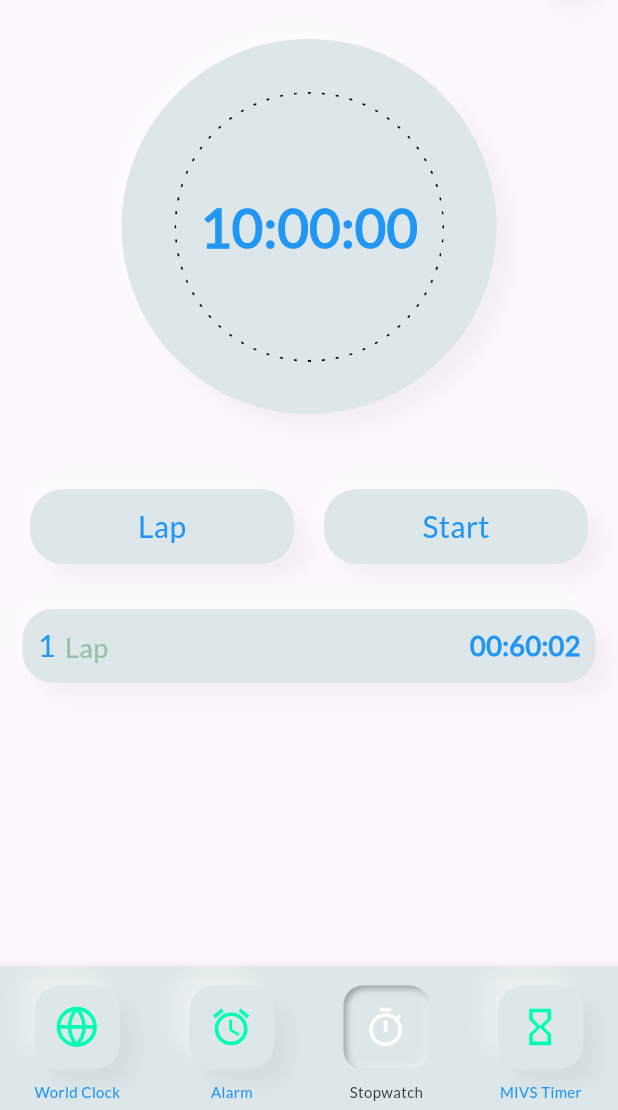
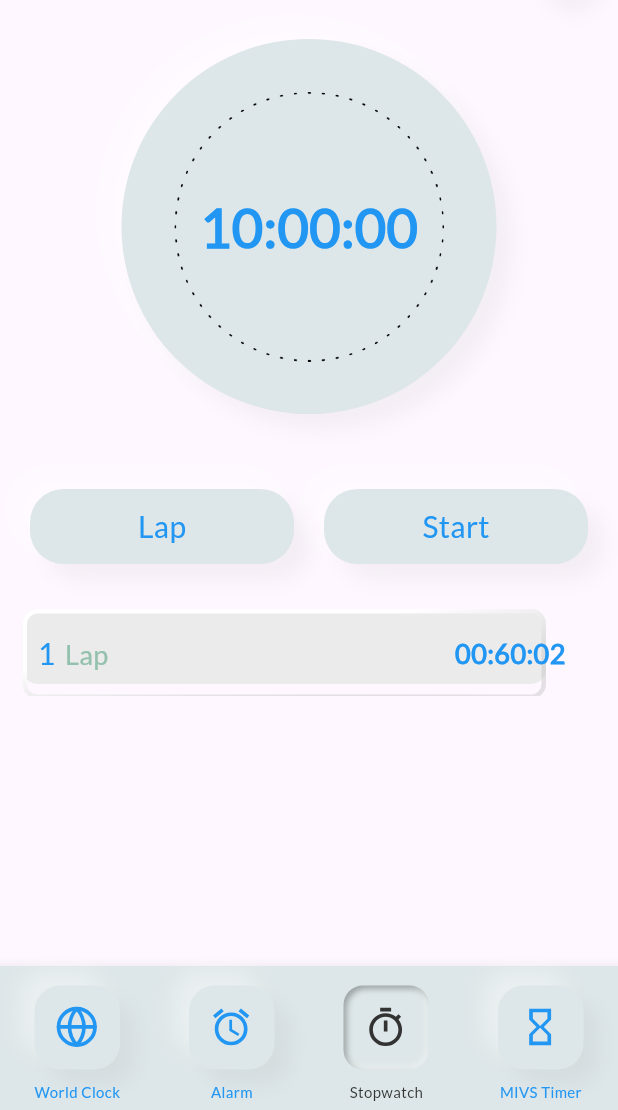
Before and after one commit to thecompletesoftech/alarmclock, a Flutter app: the NewBottomNavigator screen opened directly, item 3 of the bottom bar chosen, on a phone screen of 412 x 824 dp, the part 126-1236 px from its top. Run offline on Flutter 3.47's test engine with Material 3 defaults, Android fonts, the phone set to English and light mode, and no system bars; our stand-ins replace analog_clock, carousel_slider, dots_indicator, flutter_neumorphic_plus, flutter_svg, get and 1 more.

Commit message:
Bottom icons color, background of card

```diff
--- a/lib/Config/Import.dart
+++ b/lib/Config/Import.dart
@@ -27,3 +27,6 @@ export 'package:clockalarm/View/alarm/Alarmhome.dart';
 export 'package:clockalarm/View/MIVSTimer/MIVSTime.dart';
 export 'package:clockalarm/View/Auth/Profile/Profile.dart';
 export 'package:clockalarm/View/Auth/SignUp/View/SignUp.dart';
+export 'package:clockalarm/Config/SvgString.dart';
+export 'package:flutter_svg/flutter_svg.dart';
+export 'package:clockalarm/Widgets/CardBackground.dart';
--- a/lib/Config/SvgString.dart
+++ b/lib/Config/SvgString.dart
@@ -42,3 +42,26 @@ final inactivetimersvg =
 <path d="M7.54248 2.51416V10.0567H7.55505L7.54248 10.0692L12.5708 15.085L7.54248 20.1133L7.55505 20.1259H7.54248V27.6558H22.6275V20.1259H22.6149L22.6275 20.1133L17.5991 15.085L22.6275 10.0692L22.6149 10.0567H22.6275V2.51416H7.54248ZM20.1133 20.7419V25.1417H10.0566V20.7419L15.085 15.7135L20.1133 20.7419ZM15.085 14.4565L10.0566 9.42812V5.02833H20.1133V9.42812L15.085 14.4565Z" fill="white"/>
 </svg>
 ''';
+final cardbackground= '''<svg width="357" height="58" viewBox="0 0 357 58" fill="none" xmlns="http://www.w3.org/2000/svg">
+<g filter="url(#filter0_d_53_593)">
+<rect width="349" height="50" rx="10" fill="#EBEBEB"/>
+<rect x="1.5" y="1.5" width="346" height="57" rx="8.5" stroke="url(#paint0_linear_53_593)" stroke-width="3"/>
+</g>
+<defs>
+<filter id="filter0_d_53_593" x="0" y="0" width="357" height="58" filterUnits="userSpaceOnUse" color-interpolation-filters="sRGB">
+<feFlood flood-opacity="0" result="BackgroundImageFix"/>
+<feColorMatrix in="SourceAlpha" type="matrix" values="0 0 0 0 0 0 0 0 0 0 0 0 0 0 0 0 0 0 127 0" result="hardAlpha"/>
+<feOffset dx="4" dy="4"/>
+<feGaussianBlur stdDeviation="2"/>
+<feComposite in2="hardAlpha" operator="out"/>
+<feColorMatrix type="matrix" values="0 0 0 0 1 0 0 0 0 1 0 0 0 0 1 0 0 0 0.5 0"/>
+<feBlend mode="darken" in2="BackgroundImageFix" result="effect1_dropShadow_53_593"/>
+<feBlend mode="normal" in="SourceGraphic" in2="effect1_dropShadow_53_593" result="shape"/>
+</filter>
+<linearGradient id="paint0_linear_53_593" x1="241.615" y1="4.05406" x2="257.033" y2="104.695" gradientUnits="userSpaceOnUse">
+<stop stop-color="white"/>
+<stop offset="1" stop-color="#8D8D8D" stop-opacity="0"/>
+</linearGradient>
+</defs>
+</svg>
+''';
--- a/lib/View/BottomNavigation/BottomNavigation.dart
+++ b/lib/View/BottomNavigation/BottomNavigation.dart
@@ -1,7 +1,5 @@
 import 'package:clockalarm/Config/Import.dart';
 import 'package:clockalarm/Config/SvgString.dart';
-
-
 
 import 'package:flutter_svg/flutter_svg.dart';
 
@@ -71,6 +69,7 @@ class New_BottomNavigatorState extends State<NewBottomNavigator> {
                   child: Center(
                     child: SvgPicture.string(
                       internetsvg,
+                      color: NeumorphicTheme.accentColor(context),
                       height: 30.0,
                     ),
                   ),
@@ -89,6 +88,9 @@ class New_BottomNavigatorState extends State<NewBottomNavigator> {
                     child: Center(
                       child: SvgPicture.string(
                         inactiveinternetsvg,
+                        color: NeumorphicTheme.isUsingDark(context)
+                            ? mycolor().lightWhite
+                            : mycolor().lightBlack,
                         height: 30.0,
                       ),
                     ),
@@ -110,6 +112,7 @@ class New_BottomNavigatorState extends State<NewBottomNavigator> {
                   child: Center(
                     child: SvgPicture.string(
                       alarmsvg,
+                      color: NeumorphicTheme.accentColor(context),
                       height: 30.0,
                     ),
                   ),
@@ -128,6 +131,9 @@ class New_BottomNavigatorState extends State<NewBottomNavigator> {
                     child: Center(
                       child: SvgPicture.string(
                         inactivealarmsvg,
+                        color: NeumorphicTheme.isUsingDark(context)
+                            ? mycolor().lightWhite
+                            : mycolor().lightBlack,
                         height: 30.0,
                       ),
                     ),
@@ -149,6 +155,7 @@ class New_BottomNavigatorState extends State<NewBottomNavigator> {
                   child: Center(
                     child: SvgPicture.string(
                       stopwatchsvg,
+                      color: NeumorphicTheme.accentColor(context),
                       height: 30.0,
                     ),
                   ),
@@ -167,6 +174,9 @@ class New_BottomNavigatorState extends State<NewBottomNavigator> {
                     child: Center(
                       child: SvgPicture.string(
                         inactivestopwatchsvg,
+                        color: NeumorphicTheme.isUsingDark(context)
+                            ? mycolor().lightWhite
+                            : mycolor().lightBlack,
                         height: 30.0,
                       ),
                     ),
@@ -188,6 +198,7 @@ class New_BottomNavigatorState extends State<NewBottomNavigator> {
                   child: Center(
                     child: SvgPicture.string(
                       timersvg,
+                      color: NeumorphicTheme.accentColor(context),
                       height: 30.0,
                     ),
                   ),
@@ -206,6 +217,9 @@ class New_BottomNavigatorState extends State<NewBottomNavigator> {
                     child: Center(
                       child: SvgPicture.string(
                         inactivetimersvg,
+                        color: NeumorphicTheme.isUsingDark(context)
+                            ? mycolor().lightWhite
+                            : mycolor().lightBlack,
                         height: 30.0,
                       ),
                     ),
--- a/lib/View/alarm/Alarmhome.dart
+++ b/lib/View/alarm/Alarmhome.dart
@@ -48,7 +48,7 @@ class _AlarmHomeState extends State<AlarmHome> {
                   time: '6:45',
                   showswitchorsubtile: true,
                   subtitle: "",
-                ).paddingOnly(bottom: 10, top: 10);
+                ).paddingOnly(bottom: 10, top: 5);
               },
             )
           ],
--- /dev/null
+++ b/lib/Widgets/CardBackground.dart
@@ -0,0 +1,37 @@
+import '../Config/Import.dart';
+
+class CardBackground extends StatelessWidget {
+  final child;
+  const CardBackground({super.key, this.child});
+
+  @override
+  Widget build(BuildContext context) {
+    double baseWidth = 390;
+    double fem = MediaQuery.of(context).size.width / baseWidth;
+    return NeumorphicTheme.isUsingDark(context)
+        ? Container(
+            padding: EdgeInsets.symmetric(horizontal: 10, vertical: 10),
+            width: MediaQuery.of(context).size.width,
+            decoration: Utils().decoration(
+                cntx: context,
+                isdark: NeumorphicTheme.isUsingDark(context),
+                radius: 18.0 * fem),
+            child: child,
+          )
+        : Stack(
+            children: [
+              SvgPicture.string(
+                cardbackground,
+              ),
+              Align(
+                alignment: Alignment.center,
+                child: Container(
+                  padding: EdgeInsets.only(left: 10, right: 20, top: 15),
+                  width: MediaQuery.of(context).size.width,
+                  child: child,
+                ),
+              )
+            ],
+          );
+  }
+}
--- a/lib/Widgets/alarmcard.dart
+++ b/lib/Widgets/alarmcard.dart
@@ -34,14 +34,7 @@ class AlramCard extends StatelessWidget {
       onTap: (() {
         ontapcard!();
       }),
-      child: Container(
-        padding: EdgeInsets.symmetric(horizontal: 10,vertical: 10),
-        // padding: EdgeInsets.fromLTRB(23 * fem, 13 * fem, 22 * fem, 13 * fem),
-        width: MediaQuery.of(context).size.width,
-        decoration: Utils().decoration(
-            cntx: context,
-            isdark: NeumorphicTheme.isUsingDark(context),
-            radius: 18.0 * fem),
+      child: CardBackground(
         child: Row(
           mainAxisAlignment: MainAxisAlignment.spaceBetween,
           children: [
--- a/lib/main.dart
+++ b/lib/main.dart
@@ -1,4 +1,5 @@
 import 'package:clockalarm/Config/Import.dart';
+import 'package:clockalarm/View/BottomNavigation/BottomNavigation.dart';
 
 import 'View/SplashScreen.dart';
 
@@ -13,6 +14,7 @@ class MyApp extends StatelessWidget {
   @override
   Widget build(BuildContext context) {
     return GetMaterialApp(
+      debugShowCheckedModeBanner: false,
       home: NeumorphicApp(
         debugShowCheckedModeBanner: false,
         title: 'Flutter Demo',
@@ -31,7 +33,7 @@ class MyApp extends StatelessWidget {
           lightSource: LightSource.topLeft,
           depth: 6,
         ),
-        home: SplashScreen(),
+        home: NewBottomNavigator(),
       ),
     );
   }
```
